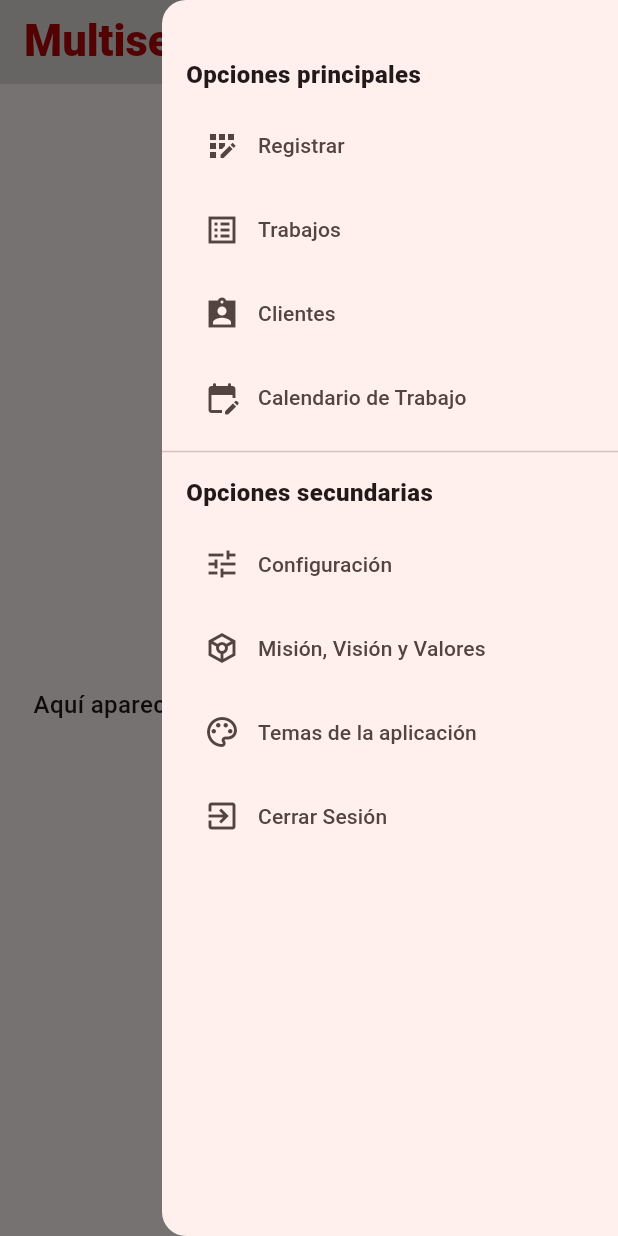
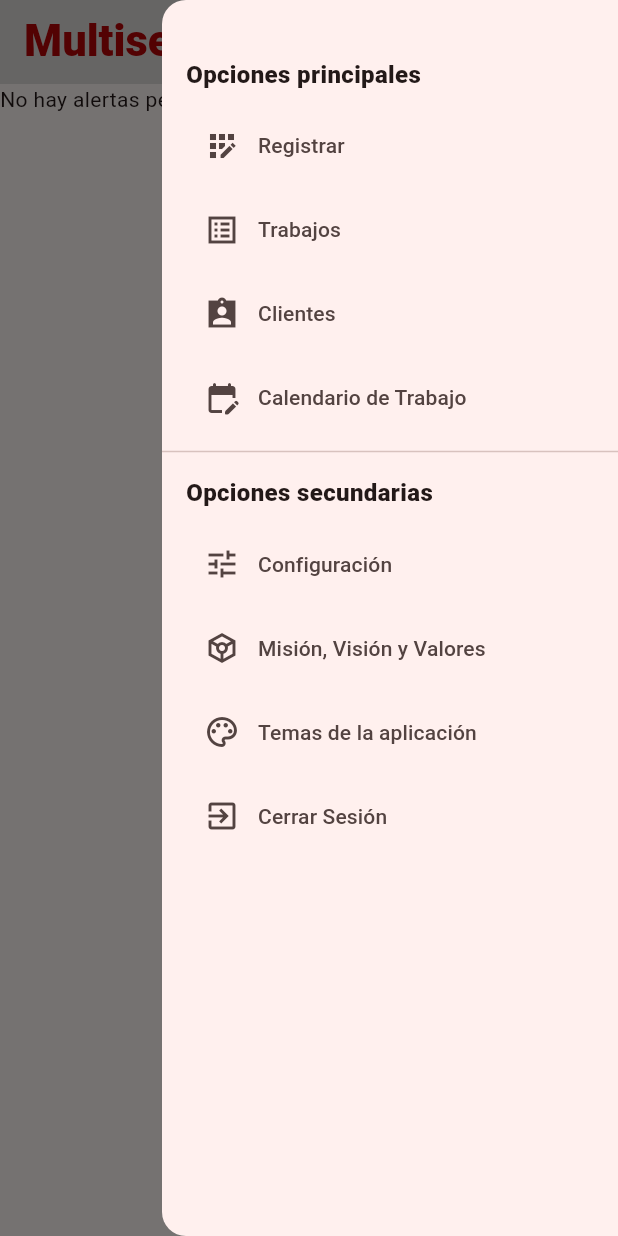
Before and after one commit to ManuelETR/flutter_proyecto_ft, a Flutter app: the HomeScreen screen opened by its route, after a tap on the "menu" icon, on a phone screen of 412 x 824 dp. Run offline on Flutter 3.47's test engine with Material 3 defaults, Android fonts, the phone set to English and light mode, and no system bars; our stand-ins replace animate_do, cloud_firestore, firebase_auth, firebase_core, flutter_riverpod, fluttertoast and 7 more; missing offline and left inert: googleapis; accounts and stored records are empty.

Commit message:
alertas v1

```diff
--- /dev/null
+++ b/lib/presentation/providers/alert_provider.dart
@@ -0,0 +1,12 @@
+import 'package:flutter_proyecto_ft/data/services/alert/alert_service.dart';
+import 'package:flutter_riverpod/flutter_riverpod.dart';
+import 'package:flutter_proyecto_ft/data/models/alert_model.dart';
+
+final alertServiceProvider = Provider<AlertService>((ref) {
+  return AlertService();
+});
+
+final alertListProvider = StreamProvider<List<AlertModel>>((ref) {
+  final alertService = ref.watch(alertServiceProvider);
+  return alertService.getAlerts();
+});
--- a/lib/presentation/screens/home/home_screen.dart
+++ b/lib/presentation/screens/home/home_screen.dart
@@ -1,4 +1,5 @@
 import 'package:flutter/material.dart';
+import 'package:flutter_proyecto_ft/presentation/widgets/alertV/alert_list_widget.dart';
 import 'package:flutter_proyecto_ft/presentation/widgets/generales/side_menu.dart';
 
 class HomeScreen extends StatelessWidget {
@@ -24,31 +25,8 @@ class HomeScreen extends StatelessWidget {
           ),
         ),
       ),
-      body: const _AlertsView(), // Aquí va la lista de alertas
+      body: AlertListWidget(), // Aquí integramos el AlertListWidget
       endDrawer: SideMenu(scaffoldKey: scaffoldKey),
     );
   }
 }
-
-class _AlertsView extends StatelessWidget {
-  const _AlertsView();
-
-  @override
-  Widget build(BuildContext context) {
-    // Aquí puedes implementar la lógica de las alertas
-    return const Center(
-      child: Column(
-        mainAxisAlignment: MainAxisAlignment.center,
-        children: [
-          Icon(Icons.warning_amber_rounded, size: 50, color: Colors.orange),
-          SizedBox(height: 10),
-          Text(
-            "Aquí aparecerán las alertas de trabajos próximos.",
-            style: TextStyle(fontSize: 16, fontWeight: FontWeight.w500),
-            textAlign: TextAlign.center,
-          ),
-        ],
-      ),
-    );
-  }
-}
--- a/lib/presentation/screens/orders/order_screen.dart
+++ b/lib/presentation/screens/orders/order_screen.dart
@@ -30,7 +30,7 @@ class _OrderScreenState extends ConsumerState<OrderScreen> {
           value: selectedType,
           items: const [
             DropdownMenuItem(value: 'installation', child: Text('Instalaciones')),
-            DropdownMenuItem(value: 'maintenance', child: Text('Mantenimientos')),
+            //DropdownMenuItem(value: 'maintenance', child: Text('Mantenimientos')),
           ],
           onChanged: (value) {
             if (value != null) {
--- /dev/null
+++ b/lib/presentation/widgets/alertV/alert_list_widget.dart
@@ -0,0 +1,32 @@
+import 'package:flutter/material.dart';
+import 'package:flutter_proyecto_ft/presentation/providers/alert_provider.dart';
+import 'package:flutter_riverpod/flutter_riverpod.dart';
+
+class AlertListWidget extends ConsumerWidget {
+  @override
+  Widget build(BuildContext context, WidgetRef ref) {
+    final alerts = ref.watch(alertListProvider);
+
+    return alerts.when(
+      data: (alerts) {
+        if (alerts.isEmpty) {
+          return const Text('No hay alertas pendientes.');
+        }
+
+        return ListView.builder(
+          itemCount: alerts.length,
+          itemBuilder: (context, index) {
+            final alert = alerts[index];
+            return ListTile(
+              title: Text(alert.message),
+              subtitle: Text('Fecha: ${alert.alertDate.toLocal()}'),
+              trailing: Icon(Icons.notifications_active),
+            );
+          },
+        );
+      },
+      loading: () => const CircularProgressIndicator(),
+      error: (error, stack) => Text('Error: $error'),
+    );
+  }
+}
```
Also changed, not shown: lib/data/models/alert_model.dart (+27 -25 lines), lib/data/repositories/alert_repository.dart (added, +30 -0 lines), lib/data/services/alert/alert_service.dart (added, +25 -0 lines), lib/data/services/order/firestore_order_repository.dart (+12 -0 lines), lib/presentation/widgets/forms/order_form.dart (+10 -10 lines).
